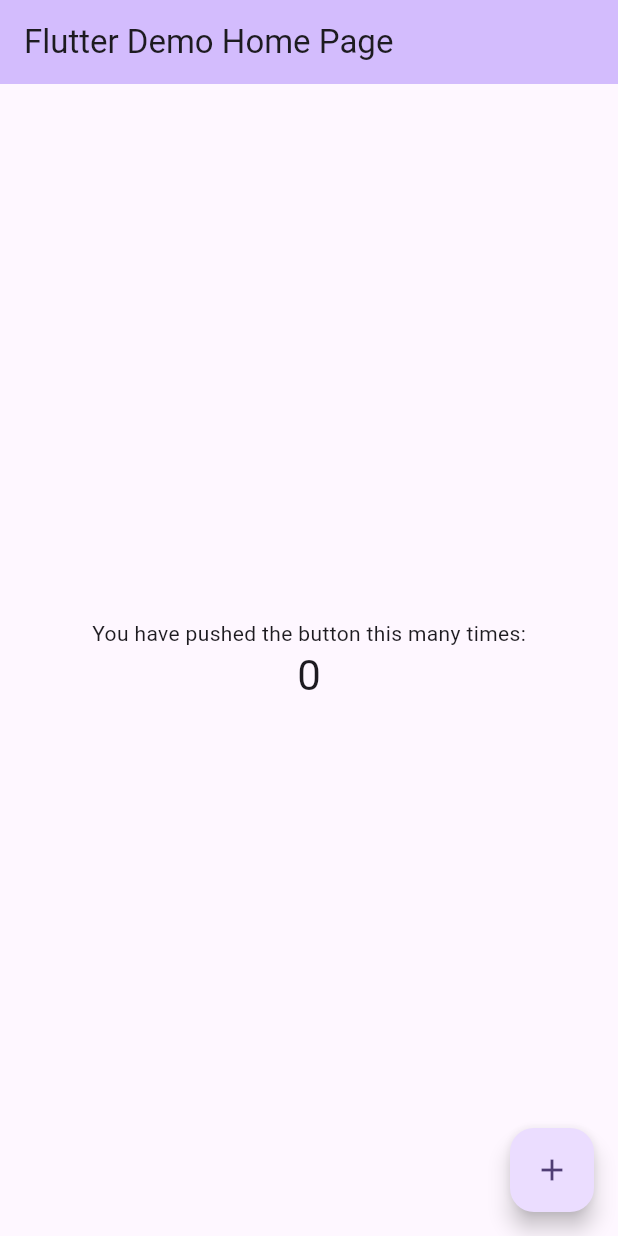
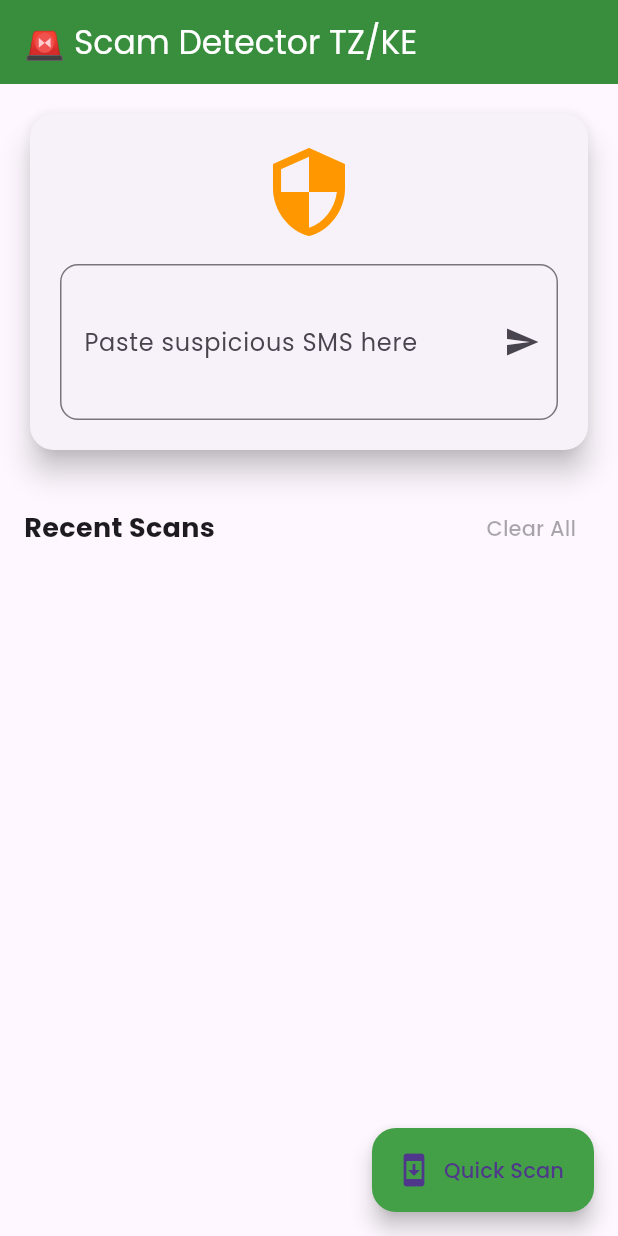
Before and after one commit to T4z4r/scam_detector_app, a Flutter app: the screen it shows after launch, on a phone screen of 412 x 824 dp. Run offline on Flutter 3.47's test engine with Material 3 defaults, Android fonts, the phone set to English and light mode, and no system bars; drawn by our look-alikes of flutter_animate; our stand-ins replace flutter_local_notifications, google_fonts, permission_handler; missing offline and left inert: sms_retriever.

Commit message:
feat: added some implementations

```diff
--- a/lib/main.dart
+++ b/lib/main.dart
@@ -1,125 +1,40 @@
 import 'package:flutter/material.dart';
+import 'package:provider/provider.dart';
+import 'package:google_fonts/google_fonts.dart';
+import 'providers/scam_provider.dart';
+import 'screens/home_screen.dart';
+import 'services/notification_service.dart';
 
-void main() {
-  runApp(const MyApp());
+void main() async {
+  WidgetsFlutterBinding.ensureInitialized();
+
+  // Initialize notifications
+  await NotificationService.initialize();
+
+  runApp(
+    MultiProvider(
+      providers: [
+        ChangeNotifierProvider(create: (_) => ScamProvider()),
+      ],
+      child: const ScamDetectorApp(),
+    ),
+  );
 }
 
-class MyApp extends StatelessWidget {
-  const MyApp({super.key});
+class ScamDetectorApp extends StatelessWidget {
+  const ScamDetectorApp({super.key});
 
-  // This widget is the root of your application.
   @override
   Widget build(BuildContext context) {
     return MaterialApp(
-      title: 'Flutter Demo',
+      title: 'Scam Detector TZ/KE',
       theme: ThemeData(
-        // This is the theme of your application.
-        //
-        // TRY THIS: Try running your application with "flutter run". You'll see
-        // the application has a purple toolbar. Then, without quitting the app,
-        // try changing the seedColor in the colorScheme below to Colors.green
-        // and then invoke "hot reload" (save your changes or press the "hot
-        // reload" button in a Flutter-supported IDE, or press "r" if you used
-        // the command line to start the app).
-        //
-        // Notice that the counter didn't reset back to zero; the application
-        // state is not lost during the reload. To reset the state, use hot
-        // restart instead.
-        //
-        // This works for code too, not just values: Most code changes can be
-        // tested with just a hot reload.
-        colorScheme: ColorScheme.fromSeed(seedColor: Colors.deepPurple),
+        primarySwatch: Colors.green,
+        fontFamily: GoogleFonts.poppins().fontFamily,
         useMaterial3: true,
       ),
-      home: const MyHomePage(title: 'Flutter Demo Home Page'),
+      home: const HomeScreen(),
+      debugShowCheckedModeBanner: false,
     );
   }
 }
-
-class MyHomePage extends StatefulWidget {
-  const MyHomePage({super.key, required this.title});
-
-  // This widget is the home page of your application. It is stateful, meaning
-  // that it has a State object (defined below) that contains fields that affect
-  // how it looks.
-
-  // This class is the configuration for the state. It holds the values (in this
-  // case the title) provided by the parent (in this case the App widget) and
-  // used by the build method of the State. Fields in a Widget subclass are
-  // always marked "final".
-
-  final String title;
-
-  @override
-  State<MyHomePage> createState() => _MyHomePageState();
-}
-
-class _MyHomePageState extends State<MyHomePage> {
-  int _counter = 0;
-
-  void _incrementCounter() {
-    setState(() {
-      // This call to setState tells the Flutter framework that something has
-      // changed in this State, which causes it to rerun the build method below
-      // so that the display can reflect the updated values. If we changed
-      // _counter without calling setState(), then the build method would not be
-      // called again, and so nothing would appear to happen.
-      _counter++;
-    });
-  }
-
-  @override
-  Widget build(BuildContext context) {
-    // This method is rerun every time setState is called, for instance as done
-    // by the _incrementCounter method above.
-    //
-    // The Flutter framework has been optimized to make rerunning build methods
-    // fast, so that you can just rebuild anything that needs updating rather
-    // than having to individually change instances of widgets.
-    return Scaffold(
-      appBar: AppBar(
-        // TRY THIS: Try changing the color here to a specific color (to
-        // Colors.amber, perhaps?) and trigger a hot reload to see the AppBar
-        // change color while the other colors stay the same.
-        backgroundColor: Theme.of(context).colorScheme.inversePrimary,
-        // Here we take the value from the MyHomePage object that was created by
-        // the App.build method, and use it to set our appbar title.
-        title: Text(widget.title),
-      ),
-      body: Center(
-        // Center is a layout widget. It takes a single child and positions it
-        // in the middle of the parent.
-        child: Column(
-          // Column is also a layout widget. It takes a list of children and
-          // arranges them vertically. By default, it sizes itself to fit its
-          // children horizontally, and tries to be as tall as its parent.
-          //
-          // Column has various properties to control how it sizes itself and
-          // how it positions its children. Here we use mainAxisAlignment to
-          // center the children vertically; the main axis here is the vertical
-          // axis because Columns are vertical (the cross axis would be
-          // horizontal).
-          //
-          // TRY THIS: Invoke "debug painting" (choose the "Toggle Debug Paint"
-          // action in the IDE, or press "p" in the console), to see the
-          // wireframe for each widget.
-          mainAxisAlignment: MainAxisAlignment.center,
-          children: <Widget>[
-            const Text(
-              'You have pushed the button this many times:',
-            ),
-            Text(
-              '$_counter',
-              style: Theme.of(context).textTheme.headlineMedium,
-            ),
-          ],
-        ),
-      ),
-      floatingActionButton: FloatingActionButton(
-        onPressed: _incrementCounter,
-        tooltip: 'Increment',
-        child: const Icon(Icons.add),
-      ), // This trailing comma makes auto-formatting nicer for build methods.
-    );
-  }
-}
--- /dev/null
+++ b/lib/models/scam_result.dart
@@ -0,0 +1,23 @@
+class ScamResult {
+  final String label;
+  final double confidence;
+  final String reason;
+  final String alert;
+
+  ScamResult({
+    required this.label,
+    required this.confidence,
+    required this.reason,
+    required this.alert,
+  });
+
+  factory ScamResult.fromJson(Map<String, dynamic> json) {
+    return ScamResult(
+      label: json['result'],
+      confidence:
+          double.tryParse(json['confidence'].replaceAll('%', '')) ?? 0.0,
+      reason: json['reason'],
+      alert: json['alert'],
+    );
+  }
+}
--- /dev/null
+++ b/lib/providers/scam_provider.dart
@@ -0,0 +1,67 @@
+import 'package:flutter/material.dart';
+import '../models/scam_result.dart';
+import '../services/api_service.dart';
+import '../services/notification_service.dart';
+import '../services/sms_service.dart';
+
+class ScamProvider with ChangeNotifier {
+  List<Map<String, dynamic>> _recentScans = [];
+  bool _isLoading = false;
+  String? _lastSms;
+
+  List<Map<String, dynamic>> get recentScans => _recentScans;
+  bool get isLoading => _isLoading;
+  String? get lastSms => _lastSms;
+
+  Future<void> checkScam(String text, {String sender = ''}) async {
+    _isLoading = true;
+    notifyListeners();
+
+    try {
+      final result = await ApiService.checkScam(text, sender);
+
+      _recentScans.insert(0, {
+        'text': text,
+        'sender': sender,
+        'result': result,
+        'timestamp': DateTime.now(),
+      });
+
+      if (result.label == 'scam' && result.confidence > 0.8) {
+        await NotificationService.showScamAlert(
+          title: '🚨 SCAM DETECTED!',
+          body:
+              '${result.alert}\nConfidence: ${result.confidence.toStringAsFixed(1)}%',
+          payload: text,
+        );
+      }
+
+      _isLoading = false;
+      notifyListeners();
+    } catch (e) {
+      _isLoading = false;
+      notifyListeners();
+      rethrow;
+    }
+  }
+
+  Future<void> startSmsMonitoring() async {
+    final hasPermission = await SmsService.requestSmsPermission();
+    if (!hasPermission) return;
+
+    SmsService.getNewSmsStream().listen((sms) async {
+      if (sms != null && sms.isNotEmpty) {
+        _lastSms = sms;
+        notifyListeners();
+
+        // Auto-check new SMS
+        await checkScam(sms, sender: 'Unknown');
+      }
+    });
+  }
+
+  void clearHistory() {
+    _recentScans.clear();
+    notifyListeners();
+  }
+}
--- /dev/null
+++ b/lib/screens/home_screen.dart
@@ -0,0 +1,210 @@
+import 'package:flutter/material.dart';
+import 'package:provider/provider.dart';
+import 'package:flutter_animate/flutter_animate.dart';
+import '../providers/scam_provider.dart';
+
+class HomeScreen extends StatefulWidget {
+  const HomeScreen({super.key});
+
+  @override
+  State<HomeScreen> createState() => _HomeScreenState();
+}
+
+class _HomeScreenState extends State<HomeScreen> {
+  final TextEditingController _smsController = TextEditingController();
+
+  @override
+  void initState() {
+    super.initState();
+    // Start monitoring SMS
+    WidgetsBinding.instance.addPostFrameCallback((_) {
+      context.read<ScamProvider>().startSmsMonitoring();
+    });
+  }
+
+  @override
+  Widget build(BuildContext context) {
+    return Scaffold(
+      appBar: AppBar(
+        title: const Text('🚨 Scam Detector TZ/KE'),
+        backgroundColor: Colors.green.shade700,
+        foregroundColor: Colors.white,
+        elevation: 0,
+      ),
+      body: Consumer<ScamProvider>(
+        builder: (context, scamProvider, child) {
+          return Padding(
+            padding: const EdgeInsets.all(16.0),
+            child: Column(
+              children: [
+                // Quick Check Card
+                Card(
+                  elevation: 8,
+                  shape: RoundedRectangleBorder(
+                      borderRadius: BorderRadius.circular(16)),
+                  child: Padding(
+                    padding: const EdgeInsets.all(20),
+                    child: Column(
+                      children: [
+                        Icon(
+                          scamProvider.isLoading
+                              ? Icons.hourglass_empty
+                              : Icons.security,
+                          size: 64,
+                          color: Colors.orange,
+                        ).animate().scale(duration: 500.ms),
+                        const SizedBox(height: 16),
+                        TextField(
+                          controller: _smsController,
+                          maxLines: 3,
+                          decoration: InputDecoration(
+                            labelText: 'Paste suspicious SMS here',
+                            hintText: 'M-PESA reversal TSh 50000...',
+                            border: OutlineInputBorder(
+                                borderRadius: BorderRadius.circular(12)),
+                            suffixIcon: IconButton(
+                              icon: const Icon(Icons.send),
+                              onPressed:
+                                  scamProvider.isLoading ? null : _checkScam,
+                            ),
+                          ),
+                        ),
+                        if (scamProvider.lastSms != null) ...[
+                          const SizedBox(height: 12),
+                          Container(
+                            padding: const EdgeInsets.all(12),
+                            decoration: BoxDecoration(
+                              color: Colors.blue.shade50,
+                              borderRadius: BorderRadius.circular(8),
+                              border: Border.all(color: Colors.blue.shade200),
+                            ),
+                            child: Text(
+                              'Latest SMS: ${scamProvider.lastSms!.substring(0, scamProvider.lastSms!.length.clamp(0, 100))}...',
+                              style: const TextStyle(fontSize: 12),
+                            ),
+                          ),
+                        ],
+                      ],
+                    ),
+                  ),
+                ).animate().fadeIn(duration: 800.ms).slideY(begin: 0.2),
+
+                const SizedBox(height: 24),
+
+                // Recent Scans
+                Expanded(
+                  child: Column(
+                    crossAxisAlignment: CrossAxisAlignment.start,
+                    children: [
+                      Row(
+                        mainAxisAlignment: MainAxisAlignment.spaceBetween,
+                        children: [
+                          const Text('Recent Scans',
+                              style: TextStyle(
+                                  fontSize: 18, fontWeight: FontWeight.bold)),
+                          TextButton(
+                            onPressed: scamProvider.recentScans.isEmpty
+                                ? null
+                                : () => scamProvider.clearHistory(),
+                            child: const Text('Clear All'),
+                          ),
+                        ],
+                      ),
+                      Expanded(
+                        child: ListView.builder(
+                          itemCount: scamProvider.recentScans.length,
+                          itemBuilder: (context, index) {
+                            final scan = scamProvider.recentScans[index];
+                            final result = scan['result'] as ScamResult;
+
+                            return Card(
+                              margin: const EdgeInsets.only(bottom: 12),
+                              color: result.label == 'scam'
+                                  ? Colors.red.shade50
+                                  : Colors.green.shade50,
+                              child: ListTile(
+                                leading: Icon(
+                                  result.label == 'scam'
+                                      ? Icons.warning
+                                      : Icons.check_circle,
+                                  color: result.label == 'scam'
+                                      ? Colors.red
+                                      : Colors.green,
+                                  size: 32,
+                                ),
+                                title: Text(
+                                    scan['text'].toString().substring(0, 50) +
+                                        '...'),
+                                subtitle: Column(
+                                  crossAxisAlignment: CrossAxisAlignment.start,
+                                  children: [
+                                    Text(
+                                        '${result.confidence.toStringAsFixed(1)}% confidence'),
+                                    Text(result.reason,
+                                        style: const TextStyle(fontSize: 12)),
+                                  ],
+                                ),
+                                trailing: Text(
+                                  result.label.toUpperCase(),
+                                  style: TextStyle(
+                                    color: result.label == 'scam'
+                                        ? Colors.red
+                                        : Colors.green,
+                                    fontWeight: FontWeight.bold,
+                                  ),
+                                ),
+                                onTap: () => _showScanDetails(context, scan),
+                              ),
+                            ).animate().fadeIn(delay: (index * 100).ms);
+                          },
+                        ),
+                      ),
+                    ],
+                  ),
+                ),
+              ],
+            ),
+          );
+        },
+      ),
+      floatingActionButton: FloatingActionButton.extended(
+        onPressed: () => _checkScam(),
+        backgroundColor: Colors.green.shade600,
+        icon: const Icon(Icons.security_update),
+        label: const Text('Quick Scan'),
+      ),
+    );
+  }
+
+  void _checkScam() {
+    if (_smsController.text.isNotEmpty) {
+      context.read<ScamProvider>().checkScam(_smsController.text);
+      _smsController.clear();
+    }
+  }
+
+  void _showScanDetails(BuildContext context, Map<String, dynamic> scan) {
+    final result = scan['result'] as ScamResult;
+    showDialog(
+      context: context,
+      builder: (context) => AlertDialog(
+        title: Text(result.label == 'scam' ? '🚨 SCAM DETECTED' : '✅ Safe'),
+        content: Column(
+          mainAxisSize: MainAxisSize.min,
+          crossAxisAlignment: CrossAxisAlignment.start,
+          children: [
+            Text('Confidence: ${result.confidence.toStringAsFixed(1)}%'),
+            const SizedBox(height: 8),
+            Text('Reason: ${result.reason}'),
+            const SizedBox(height: 8),
+            Text('Alert: ${result.alert}'),
+          ],
+        ),
+        actions: [
+          TextButton(
+              onPressed: () => Navigator.pop(context), child: const Text('OK')),
+        ],
+      ),
+    );
+  }
+}
--- /dev/null
+++ b/lib/services/notification_service.dart
@@ -0,0 +1,44 @@
+import 'package:flutter_local_notifications/flutter_local_notifications.dart';
+
+class NotificationService {
+  static final FlutterLocalNotificationsPlugin _notifications =
+      FlutterLocalNotificationsPlugin();
+
+  static Future<void> initialize() async {
+    const AndroidInitializationSettings initializationSettingsAndroid =
+        AndroidInitializationSettings('@mipmap/ic_launcher');
+
+    const InitializationSettings initializationSettings =
+        InitializationSettings(android: initializationSettingsAndroid);
+
+    await _notifications.initialize(initializationSettings);
+  }
+
+  static Future<void> showScamAlert({
+    required String title,
+    required String body,
+    required String payload,
+  }) async {
+    const AndroidNotificationDetails androidDetails =
+        AndroidNotificationDetails(
+      'scam_channel',
+      'Scam Alerts',
+      channelDescription: 'Real-time scam detection alerts',
+      importance: Importance.max,
+      priority: Priority.high,
+      icon: '@mipmap/ic_launcher',
+      showWhen: false,
+    );
+
+    const NotificationDetails platformDetails =
+        NotificationDetails(android: androidDetails);
+
+    await _notifications.show(
+      0,
+      title,
+      body,
+      platformDetails,
+      payload: payload,
+    );
+  }
+}
--- /dev/null
+++ b/lib/services/sms_service.dart
@@ -0,0 +1,21 @@
+import 'package:permission_handler/permission_handler.dart';
+import 'package:sms_retriever/sms_retriever.dart';
+
+class SmsService {
+  static Stream<String?> getNewSmsStream() {
+    return SmsRetriever.startSmsListener();
+  }
+
+  static Future<bool> requestSmsPermission() async {
+    final status = await Permission.sms.request();
+    return status.isGranted;
+  }
+
+  static Future<List<String>> getRecentSms() async {
+    // Simplified: Get last 10 SMS for manual checking
+    // In production: Use sms_advanced package or content resolver
+    return await SmsRetriever.getMessagesFromInterval(
+      SmsQueryKind.last10,
+    );
+  }
+}
```
Also changed, not shown: lib/services/api_service.dart (added, +31 -0 lines), 2 other files.
